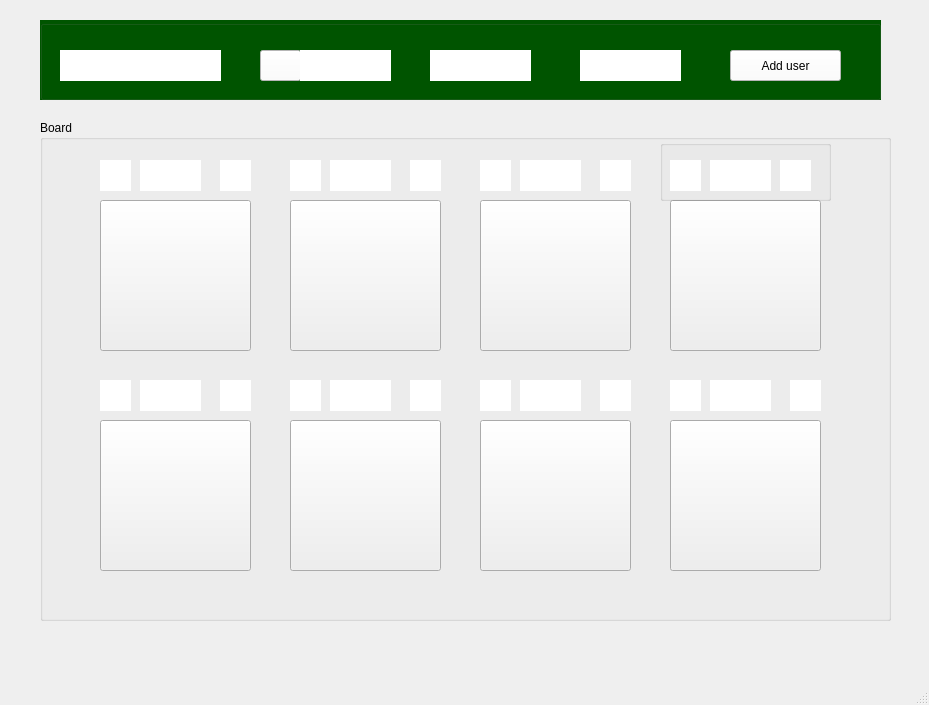
First picture: the form in gamepage.ui, repository KiarashDalir2003/FarmManagementProject, before the edit.
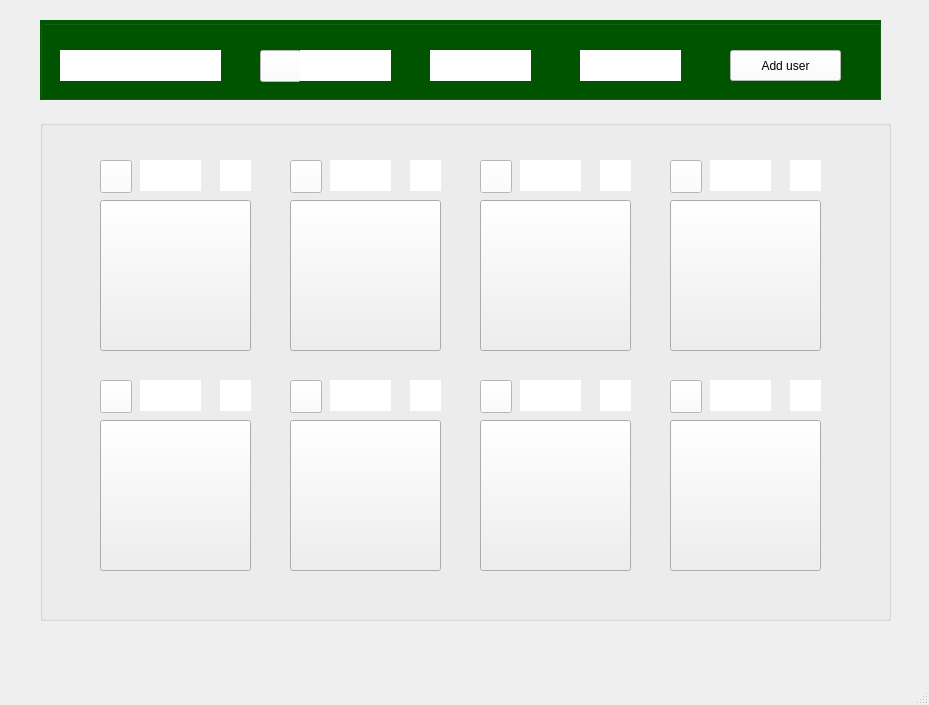
Second picture: the form after the edit. Icons and pictures are not drawn.

Diff of the .ui file:
```diff
--- a/gamepage.ui
+++ b/gamepage.ui
@@ -67,7 +67,7 @@
        <x>220</x>
        <y>30</y>
        <width>41</width>
-       <height>31</height>
+       <height>32</height>
       </rect>
      </property>
      <property name="styleSheet">
@@ -213,7 +213,7 @@
 }</string>
     </property>
     <property name="title">
-     <string>Board</string>
+     <string/>
     </property>
     <widget class="QPushButton" name="Farm5btn">
      <property name="geometry">
@@ -546,7 +546,7 @@
     <widget class="QLabel" name="prodLabel2">
      <property name="geometry">
       <rect>
-       <x>440</x>
+       <x>510</x>
        <y>40</y>
        <width>31</width>
        <height>31</height>
@@ -562,7 +562,7 @@
     <widget class="QLabel" name="prodLabel3">
      <property name="geometry">
       <rect>
-       <x>250</x>
+       <x>320</x>
        <y>40</y>
        <width>31</width>
        <height>31</height>
@@ -578,7 +578,7 @@
     <widget class="QLabel" name="prodLabel4">
      <property name="geometry">
       <rect>
-       <x>60</x>
+       <x>130</x>
        <y>40</y>
        <width>31</width>
        <height>31</height>
@@ -594,7 +594,7 @@
     <widget class="QLabel" name="prodLabel5">
      <property name="geometry">
       <rect>
-       <x>630</x>
+       <x>700</x>
        <y>260</y>
        <width>31</width>
        <height>31</height>
@@ -610,7 +610,7 @@
     <widget class="QLabel" name="prodLabel6">
      <property name="geometry">
       <rect>
-       <x>440</x>
+       <x>510</x>
        <y>260</y>
        <width>31</width>
        <height>31</height>
@@ -626,7 +626,7 @@
     <widget class="QLabel" name="prodLabel7">
      <property name="geometry">
       <rect>
-       <x>250</x>
+       <x>130</x>
        <y>260</y>
        <width>31</width>
        <height>31</height>
@@ -642,7 +642,7 @@
     <widget class="QLabel" name="prodLabel8">
      <property name="geometry">
       <rect>
-       <x>60</x>
+       <x>320</x>
        <y>260</y>
        <width>31</width>
        <height>31</height>
@@ -658,7 +658,7 @@
     <widget class="QLabel" name="coinAmoutLabel2">
      <property name="geometry">
       <rect>
-       <x>510</x>
+       <x>750</x>
        <y>40</y>
        <width>31</width>
        <height>31</height>
@@ -674,7 +674,7 @@
     <widget class="QLabel" name="coinAmoutLabel3">
      <property name="geometry">
       <rect>
-       <x>320</x>
+       <x>670</x>
        <y>40</y>
        <width>31</width>
        <height>31</height>
@@ -690,7 +690,7 @@
     <widget class="QLabel" name="coinAmoutLabel4">
      <property name="geometry">
       <rect>
-       <x>130</x>
+       <x>700</x>
        <y>40</y>
        <width>31</width>
        <height>31</height>
@@ -703,13 +703,13 @@
       <string/>
      </property>
     </widget>
-    <widget class="QLabel" name="coinAmoutLabel5">
+    <widget class="QPushButton" name="productBTN_1">
      <property name="geometry">
       <rect>
-       <x>700</x>
-       <y>260</y>
-       <width>31</width>
-       <height>31</height>
+       <x>630</x>
+       <y>40</y>
+       <width>32</width>
+       <height>33</height>
       </rect>
      </property>
      <property name="styleSheet">
@@ -719,13 +719,13 @@
       <string/>
      </property>
     </widget>
-    <widget class="QLabel" name="coinAmoutLabel6">
+    <widget class="QPushButton" name="productBTN_2">
      <property name="geometry">
       <rect>
-       <x>510</x>
-       <y>260</y>
-       <width>31</width>
-       <height>31</height>
+       <x>440</x>
+       <y>40</y>
+       <width>32</width>
+       <height>33</height>
       </rect>
      </property>
      <property name="styleSheet">
@@ -735,13 +735,13 @@
       <string/>
      </property>
     </widget>
-    <widget class="QLabel" name="coinAmoutLabel8">
+    <widget class="QPushButton" name="productBTN_3">
      <property name="geometry">
       <rect>
-       <x>130</x>
-       <y>260</y>
-       <width>31</width>
-       <height>31</height>
+       <x>250</x>
+       <y>40</y>
+       <width>32</width>
+       <height>33</height>
       </rect>
      </property>
      <property name="styleSheet">
@@ -751,13 +751,13 @@
       <string/>
      </property>
     </widget>
-    <widget class="QLabel" name="coinAmoutLabel7">
+    <widget class="QPushButton" name="productBTN_4">
      <property name="geometry">
       <rect>
-       <x>320</x>
-       <y>260</y>
-       <width>31</width>
-       <height>31</height>
+       <x>60</x>
+       <y>40</y>
+       <width>32</width>
+       <height>33</height>
       </rect>
      </property>
      <property name="styleSheet">
@@ -767,27 +767,15 @@
       <string/>
      </property>
     </widget>
-    <widget class="QGroupBox" name="groupBox_2">
+    <widget class="QPushButton" name="productBTN_5">
      <property name="geometry">
       <rect>
-       <x>620</x>
-       <y>20</y>
-       <width>171</width>
-       <height>61</height>
+       <x>630</x>
+       <y>260</y>
+       <width>32</width>
+       <height>33</height>
       </rect>
      </property>
-     <property name="title">
-      <string/>
-     </property>
-     <widget class="QLabel" name="prodLabel1">
-      <property name="geometry">
-       <rect>
-        <x>10</x>
-        <y>20</y>
-        <width>31</width>
-        <height>31</height>
-       </rect>
-      </property>
       <property name="styleSheet">
        <string notr="true">background-color: rgb(255, 255, 255);</string>
       </property>
@@ -795,13 +783,13 @@
        <string/>
       </property>
      </widget>
-     <widget class="QLabel" name="coinLabel1">
+    <widget class="QPushButton" name="productBTN_6">
       <property name="geometry">
        <rect>
-        <x>50</x>
-        <y>20</y>
-        <width>31</width>
-        <height>31</height>
+       <x>440</x>
+       <y>260</y>
+       <width>32</width>
+       <height>33</height>
        </rect>
       </property>
       <property name="styleSheet">
@@ -811,13 +799,13 @@
        <string/>
       </property>
      </widget>
-     <widget class="QLabel" name="coinAmoutLabel1">
+    <widget class="QPushButton" name="productBTN_7">
       <property name="geometry">
        <rect>
-        <x>80</x>
-        <y>20</y>
-        <width>31</width>
-        <height>31</height>
+       <x>250</x>
+       <y>260</y>
+       <width>32</width>
+       <height>33</height>
        </rect>
       </property>
       <property name="styleSheet">
@@ -827,13 +815,13 @@
        <string/>
       </property>
      </widget>
-     <widget class="QLabel" name="label1">
+    <widget class="QPushButton" name="productBTN_8">
       <property name="geometry">
        <rect>
-        <x>120</x>
-        <y>20</y>
-        <width>31</width>
-        <height>31</height>
+       <x>60</x>
+       <y>260</y>
+       <width>32</width>
+       <height>33</height>
        </rect>
       </property>
       <property name="styleSheet">
@@ -842,7 +830,6 @@
       <property name="text">
        <string/>
       </property>
-     </widget>
     </widget>
    </widget>
   </widget>
```
Left out of the diff: 52 changed lines with no effect on the pictures. Lines whose indentation alone changed are shown as unchanged.
